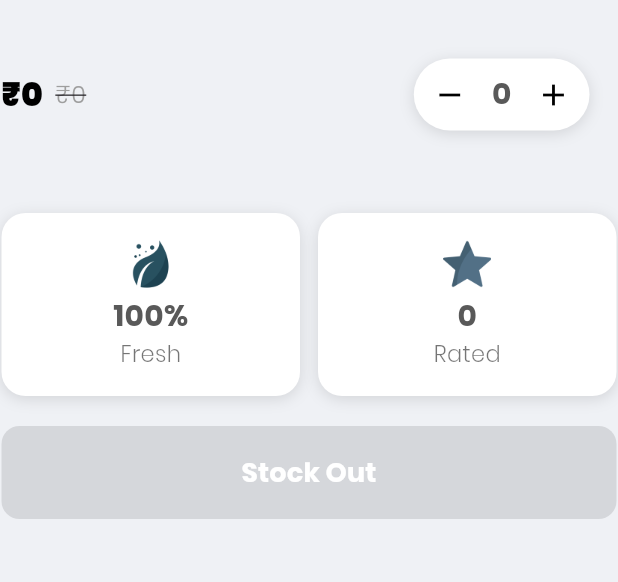
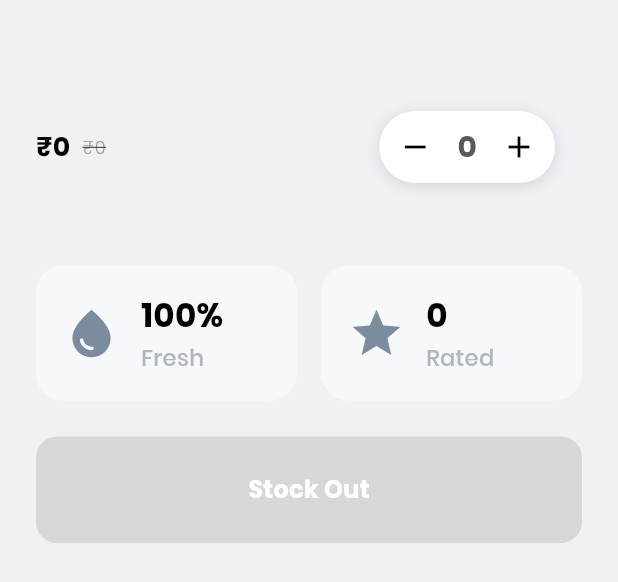
Before and after one commit to Afnanafsal/nexoEShopee, a Flutter app: the ProductDescription widget shown alone on an empty page, opened directly with empty values, on a phone screen of 412 x 824 dp. Shown: the top 582 px of the screen. Run offline on Flutter 3.47's test engine with Material 3 defaults, Android fonts, the phone set to English and light mode, and no system bars; our stand-ins replace cloud_firestore, firebase_auth, firebase_core, flutter_rating_bar, flutter_riverpod, flutter_screenutil and 10 more; missing offline and left inert: enum_to_string, flutter_facebook_auth, razorpay_flutter; accounts and stored records are empty; project files that could hold a hidden picture were left out.

Commit message:
feat: Add purchase count to product model and enhance product description layout

```diff
--- a/lib/screens/product_details/components/product_description.dart
+++ b/lib/screens/product_details/components/product_description.dart
@@ -134,10 +134,11 @@ class _ProductDescriptionState extends ConsumerState<ProductDescription> {
     final isOutOfStock = product.stock == 0;
     final selectedAddressId = ref.watch(selectedAddressIdProvider);
     return Padding(
-      padding: const EdgeInsets.symmetric(horizontal: 1.0),
+      padding: const EdgeInsets.symmetric(horizontal: 24.0),
       child: Column(
         crossAxisAlignment: CrossAxisAlignment.start,
         children: [
+          SizedBox(height: 32), // More space between image and text
           Row(
             crossAxisAlignment: CrossAxisAlignment.start,
             children: [
@@ -148,7 +149,7 @@ class _ProductDescriptionState extends ConsumerState<ProductDescription> {
                     Text(
                       product.title ?? '',
                       style: TextStyle(
-                        fontSize: 22,
+                        fontSize: 24,
                         fontWeight: FontWeight.bold,
                         color: Colors.black,
                       ),
@@ -157,11 +158,11 @@ class _ProductDescriptionState extends ConsumerState<ProductDescription> {
                       Padding(
                         padding: const EdgeInsets.only(top: 4.0),
                         child: Text(
-                          product.variant!,
+                          'Net Weight: ${product.variant!}',
                           style: TextStyle(
-                            fontSize: 15,
+                            fontSize: 12,
                             fontWeight: FontWeight.normal,
-                            color: Colors.black87,
+                            color: Color(0xFF646161),
                           ),
                         ),
                       ),
@@ -176,8 +177,8 @@ class _ProductDescriptionState extends ConsumerState<ProductDescription> {
               Text(
                 '\₹${product.discountPrice ?? product.originalPrice}',
                 style: TextStyle(
-                  fontSize: 22,
-                  fontWeight: FontWeight.w900,
+                  fontSize: 18,
+                  fontWeight: FontWeight.w700,
                   color: Colors.black,
                 ),
               ),
@@ -186,7 +187,7 @@ class _ProductDescriptionState extends ConsumerState<ProductDescription> {
                 Text(
                   '\₹${product.originalPrice}',
                   style: TextStyle(
-                    fontSize: 16,
+                    fontSize: 12,
                     color: Colors.grey,
                     decoration: TextDecoration.lineThrough,
                   ),
@@ -234,83 +235,88 @@ class _ProductDescriptionState extends ConsumerState<ProductDescription> {
           SizedBox(height: 12),
           Text(
             product.description ?? '',
-            style: TextStyle(fontSize: 16, color: Colors.black54),
+            style: TextStyle(fontSize: 16, color: Color(0xFF626262)),
           ),
           SizedBox(height: 20),
           Row(
             children: [
               Expanded(
                 child: Container(
-                  padding: EdgeInsets.symmetric(vertical: 18),
+                  margin: EdgeInsets.only(right: 8),
                   decoration: BoxDecoration(
-                    color: Colors.white,
-                    borderRadius: BorderRadius.circular(16),
-                    boxShadow: [
-                      BoxShadow(
-                        color: Colors.black12,
-                        blurRadius: 8,
-                        offset: Offset(0, 2),
+                    color: Color(0xFFF7F8FA),
+                    borderRadius: BorderRadius.circular(18),
                   ),
-                    ],
+                  padding: EdgeInsets.symmetric(vertical: 18, horizontal: 18),
+                  child: Row(
+                    crossAxisAlignment: CrossAxisAlignment.center,
+                    children: [
+                      Icon(
+                        Icons.water_drop,
+                        color: Color(0xFF7A8C9E),
+                        size: 38,
                       ),
-                  child: Column(
-                    mainAxisAlignment: MainAxisAlignment.center,
+                      SizedBox(width: 14),
+                      Column(
+                        crossAxisAlignment: CrossAxisAlignment.start,
                         children: [
-                      Image.asset(
-                        'assets/icons/leaf.png',
-                        width: 32,
-                        height: 32,
-                      ),
-                      SizedBox(height: 4),
                           Text(
                             '100%',
                             style: TextStyle(
                               fontWeight: FontWeight.bold,
-                          fontSize: 20,
+                              fontSize: 22,
+                              color: Colors.black,
                             ),
                           ),
+                          SizedBox(height: 2),
                           Text(
                             'Fresh',
-                        style: TextStyle(fontSize: 15, color: Colors.black54),
+                            style: TextStyle(
+                              fontSize: 15,
+                              color: Color(0xFFB0B6BE),
+                              fontWeight: FontWeight.w500,
+                            ),
+                          ),
+                        ],
                       ),
                     ],
                   ),
                 ),
               ),
-              SizedBox(width: 12),
               Expanded(
                 child: Container(
-                  padding: EdgeInsets.symmetric(vertical: 18),
+                  margin: EdgeInsets.only(left: 8),
                   decoration: BoxDecoration(
-                    color: Colors.white,
-                    borderRadius: BorderRadius.circular(16),
-                    boxShadow: [
-                      BoxShadow(
-                        color: Colors.black12,
-                        blurRadius: 8,
-                        offset: Offset(0, 2),
+                    color: Color(0xFFF7F8FA),
+                    borderRadius: BorderRadius.circular(18),
                   ),
-                    ],
-                  ),
-                  child: Column(
-                    mainAxisAlignment: MainAxisAlignment.center,
+                  padding: EdgeInsets.symmetric(vertical: 18, horizontal: 18),
+                  child: Row(
+                    crossAxisAlignment: CrossAxisAlignment.center,
                     children: [
-                      Image.asset(
-                        'assets/icons/star.png',
-                        width: 32,
-                        height: 32,
-                      ),
-                      SizedBox(height: 4),
+                      Icon(Icons.star, color: Color(0xFF7A8C9E), size: 38),
+                      SizedBox(width: 14),
+                      Column(
+                        crossAxisAlignment: CrossAxisAlignment.start,
+                        children: [
                           Text(
                             '${product.rating}',
                             style: TextStyle(
                               fontWeight: FontWeight.bold,
-                          fontSize: 20,
+                              fontSize: 22,
+                              color: Colors.black,
                             ),
                           ),
+                          SizedBox(height: 2),
                           Text(
                             'Rated',
-                        style: TextStyle(fontSize: 15, color: Colors.black54),
+                            style: TextStyle(
+                              fontSize: 15,
+                              color: Color(0xFFB0B6BE),
+                              fontWeight: FontWeight.w500,
+                            ),
+                          ),
+                        ],
                       ),
                     ],
                   ),
@@ -319,7 +325,7 @@ class _ProductDescriptionState extends ConsumerState<ProductDescription> {
             ],
           ),
 
-          SizedBox(height: 20),
+          SizedBox(height: 24),
           SizedBox(
             width: double.infinity,
             child: FutureBuilder<Address?>(
@@ -332,21 +338,22 @@ class _ProductDescriptionState extends ConsumerState<ProductDescription> {
                 final areaLocation = (product.areaLocation ?? '')
                     .trim()
                     .toLowerCase();
-                print('Product areaLocation: "$areaLocation"');
-                print('User city: "$city"');
                 final isAreaAvailable =
                     city.isNotEmpty &&
                     areaLocation.isNotEmpty &&
                     city == areaLocation;
-                return ElevatedButton(
+                return Container(
+                  margin: EdgeInsets.symmetric(horizontal: 0),
+                  child: ElevatedButton(
                     style: ElevatedButton.styleFrom(
                       backgroundColor: isOutOfStock || !isAreaAvailable
                           ? Colors.grey
                           : Colors.black,
                       shape: RoundedRectangleBorder(
-                      borderRadius: BorderRadius.circular(12),
+                        borderRadius: BorderRadius.circular(14),
                       ),
-                    padding: EdgeInsets.symmetric(vertical: 18),
+                      padding: EdgeInsets.symmetric(vertical: 24),
+                      elevation: 0,
                     ),
                     onPressed: isOutOfStock || !isAreaAvailable
                         ? null
@@ -358,9 +365,11 @@ class _ProductDescriptionState extends ConsumerState<ProductDescription> {
                           ? 'Product not available in your area'
                           : 'Proceed To Checkout',
                       style: TextStyle(
-                      fontSize: 18,
+                        fontSize: 16,
                         fontWeight: FontWeight.bold,
                         color: Colors.white,
+                        letterSpacing: 0.2,
+                      ),
                     ),
                   ),
                 );
--- a/lib/screens/product_details/components/product_review_section.dart
+++ b/lib/screens/product_details/components/product_review_section.dart
@@ -27,6 +27,8 @@ class ProductReviewsSection extends ConsumerWidget {
         children: [
           TopRoundedContainer(
             key: const Key('top_rounded_container'),
+            child: Padding(
+              padding: const EdgeInsets.symmetric(horizontal: 24.0),
               child: Column(
                 children: [
                   Align(
@@ -36,7 +38,7 @@ class ProductReviewsSection extends ConsumerWidget {
                       style: TextStyle(
                         fontSize: 16,
                         color: Colors.black,
-                      fontWeight: FontWeight.w600,
+                        fontWeight: FontWeight.bold,
                       ),
                     ),
                   ),
@@ -154,7 +156,7 @@ class ProductReviewsSection extends ConsumerWidget {
                 ],
               ),
             ),
-          Align(alignment: Alignment.topCenter),
+          ),
         ],
       ),
     );
```
Also changed, not shown: lib/models/Product.dart (+7 -1 lines), lib/screens/product_details/components/product_images.dart (+19 -21 lines). Lines whose indentation alone changed are shown as unchanged.
